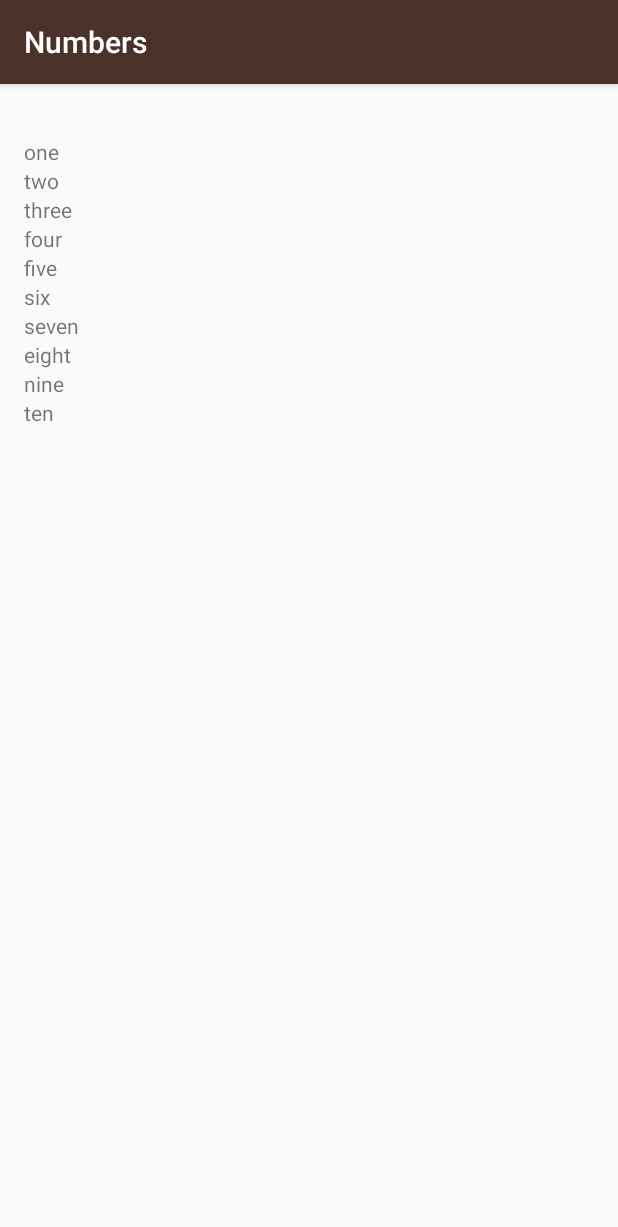
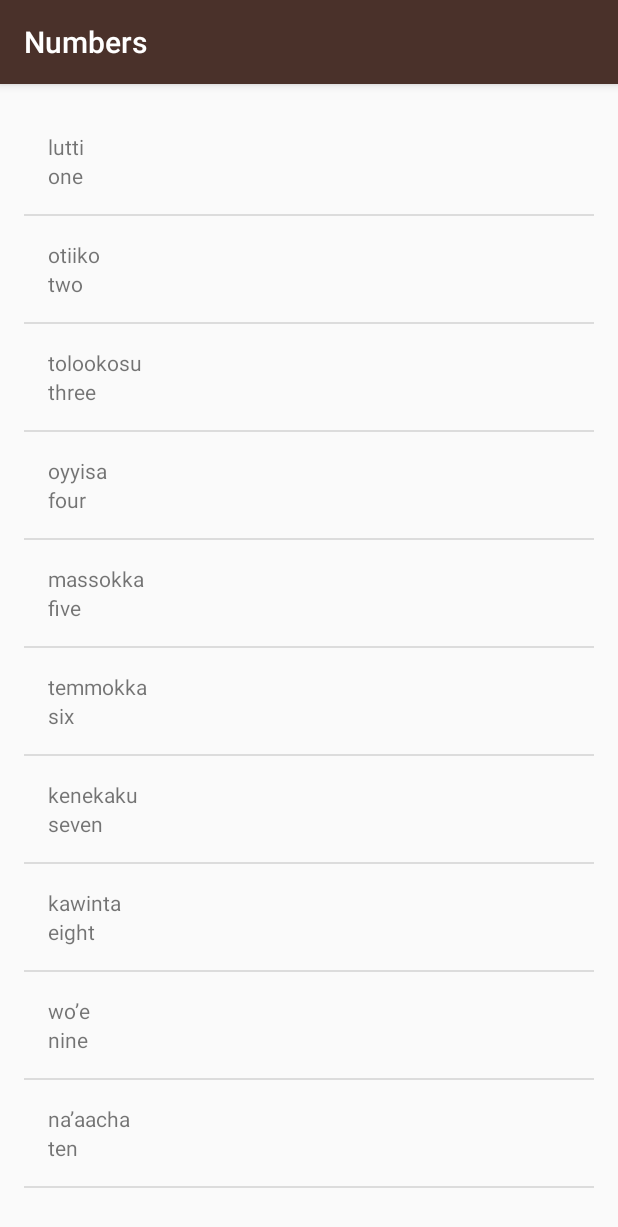
Before and after one commit to bibekthapa/MIWOK, an Android app: the NumbersActivity screen opened directly, with no data from a screen before it, on a phone screen of 412 x 824 dp. Shown: the top 1227 px of the screen. Run offline under Robolectric (Android 15) with nearby library versions, the phone set to English and light mode, and no system bars.

Commit message:
Made the Adapter and implemented for all the activities

```diff
--- a/app/src/main/java/com/example/android/miwok/NumbersActivity.java
+++ b/app/src/main/java/com/example/android/miwok/NumbersActivity.java
@@ -2,13 +2,11 @@ package com.example.android.miwok;
 
 import android.os.Bundle;
 import android.support.v7.app.AppCompatActivity;
-import android.widget.LinearLayout;
-import android.widget.TextView;
+import android.widget.ListView;
 
 import java.util.ArrayList;
-import java.util.List;
 
-class NumbersActivity extends AppCompatActivity {
+public class NumbersActivity extends AppCompatActivity {
     int i;
 //Adding the Array List member was not working over here. add() method was also not working over here
 
@@ -18,35 +16,27 @@ class NumbersActivity extends AppCompatActivity {
 
 
         super.onCreate(savedInstanceState);
-        setContentView(R.layout.activity_numbers);
+        setContentView(R.layout.word_list);
 
         //ArrayList implementation in the onCreate method
-        List<String> words = new ArrayList<String>();
 
-        words.add("one");
-        words.add("two");
-        words.add("three");
-        words.add("four");
-        words.add("five");
-        words.add("six");
-        words.add("seven");
-        words.add("eight");
-        words.add("nine");
-        words.add("ten");
+        ArrayList<Word> words = new ArrayList<Word>();
+        words.add(new Word("one", "lutti"));
+        words.add(new Word("two", "otiiko"));
+        words.add(new Word("three", "tolookosu"));
+        words.add(new Word("four", "oyyisa"));
+        words.add(new Word("five", "massokka"));
+        words.add(new Word("six", "temmokka"));
+        words.add(new Word("seven", "kenekaku"));
+        words.add(new Word("eight", "kawinta"));
+        words.add(new Word("nine", "wo’e"));
+        words.add(new Word("ten", "na’aacha"));
 
-        TextView textView=(TextView)findViewById(R.id.tv1);
+      WordAdapter adapter=new WordAdapter(this,words);
+        ListView listView=(ListView)findViewById(R.id.list);
+        listView.setAdapter(adapter);
 
-        int i=0;
-        LinearLayout rootview = (LinearLayout) findViewById(R.id.rootView);
 
-        while(i<words.size())
-        {
-            TextView tv=new TextView(this);
-            tv.setText(words.get(i));
-            rootview.addView(tv);
-            i++;
-
-        }
 
 
     }
--- /dev/null
+++ b/app/src/main/java/com/example/android/miwok/Word.java
@@ -0,0 +1,41 @@
+package com.example.android.miwok;
+
+/**
+ * {@link Word} represents a vocabulary word that the user wants to learn.
+ * It contains a default translation and a Miwok translation for that word.
+ */
+public class Word {
+
+    /** Default translation for the word */
+    private String mDefaultTranslation;
+
+    /** Miwok translation for the word */
+    private String mMiwokTranslation;
+
+    /**
+     * Create a new Word object.
+     *
+     * @param defaultTranslation is the word in a language that the user is already familiar with
+     *                           (such as English)
+     * @param miwokTranslation is the word in the Miwok language
+     */
+    public Word(String defaultTranslation, String miwokTranslation) {
+        mDefaultTranslation = defaultTranslation;
+        mMiwokTranslation = miwokTranslation;
+    }
+
+    /**
+     * Get the default translation of the word.
+     */
+    public String getDefaultTranslation() {
+        return mDefaultTranslation;
+    }
+
+    /**
+     * Get the Miwok translation of the word.
+     */
+    public String getMiwokTranslation() {
+        return mMiwokTranslation;
+    }
+
+}
--- /dev/null
+++ b/app/src/main/java/com/example/android/miwok/WordAdapter.java
@@ -0,0 +1,42 @@
+package com.example.android.miwok;
+
+import android.view.LayoutInflater;
+import android.view.View;
+import android.view.ViewGroup;
+import android.widget.ArrayAdapter;
+import android.widget.TextView;
+
+import java.util.ArrayList;
+
+/**
+ * Created by HOME on 9/17/2016.
+ */
+public class WordAdapter extends ArrayAdapter<Word>{
+
+
+    public WordAdapter(NumbersActivity numbersActivity, ArrayList<Word> words) {
+        super(numbersActivity,0,words); //0 in middle because the getView will work for us and we donot need resources from ArrayAdapter
+
+    }
+//convertView is known as recyclable view
+    @Override
+    public View getView(int position, View convertView, ViewGroup parent) {
+        Word currentword=getItem(position);
+        View listItemView=convertView;
+
+        if(listItemView==null)
+        {
+                listItemView= LayoutInflater.from(getContext()).inflate(R.layout.list_item,parent,false);
+
+
+        }
+
+
+        TextView defaultTextView=(TextView)listItemView.findViewById(R.id.default_text_view);
+        defaultTextView.setText(currentword.getDefaultTranslation());
+
+        TextView miwokTextView=(TextView)listItemView.findViewById(R.id.miwok_text_view);
+        miwokTextView.setText(currentword.getMiwokTranslation());
+        return listItemView;
+    }
+}
--- /dev/null
+++ b/app/src/main/res/layout/list_item.xml
@@ -0,0 +1,27 @@
+<?xml version="1.0" encoding="utf-8"?>
+<LinearLayout xmlns:android="http://schemas.android.com/apk/res/android"
+    xmlns:tools="http://schemas.android.com/tools"
+
+    android:orientation="vertical" android:layout_width="match_parent"
+    android:layout_height="match_parent"
+    android:padding="16dp">
+    <!--Adding tool namespace allows us to create dynamically the text -->
+
+
+    <TextView
+        android:id="@+id/miwok_text_view"
+        android:layout_width="match_parent"
+        android:layout_height="wrap_content"
+        tools:text="lutti"
+        />
+
+    <!--Adding tools:text="lutti" allows us not to hardcode.It will only be seen during design-->
+    <!--During runtime it will not appear in the device, Dynamic creation-->
+    <TextView
+        android:id="@+id/default_text_view"
+        android:layout_width="match_parent"
+        android:layout_height="wrap_content"
+      tools:text="one"
+        />
+
+</LinearLayout>
--- a/app/src/main/res/layout/activity_numbers.xml
+++ b/app/src/main/res/layout/word_list.xml
@@ -1,18 +1,12 @@
 <?xml version="1.0" encoding="utf-8"?>
-<LinearLayout xmlns:android="http://schemas.android.com/apk/res/android"
+<ListView xmlns:android="http://schemas.android.com/apk/res/android"
     xmlns:tools="http://schemas.android.com/tools"
+    android:id="@+id/list"
+    android:orientation="vertical"
     android:layout_width="match_parent"
     android:layout_height="match_parent"
     android:paddingBottom="@dimen/activity_vertical_margin"
     android:paddingLeft="@dimen/activity_horizontal_margin"
     android:paddingRight="@dimen/activity_horizontal_margin"
     android:paddingTop="@dimen/activity_vertical_margin"
-    tools:context="com.example.android.miwok.NumbersActivity"
-    android:orientation="vertical"
-    android:id="@+id/rootView">
-    <TextView
-        android:id="@+id/tv1"
-        android:layout_width="wrap_content"
-        android:layout_height="wrap_content" />
-
-</LinearLayout>
+    tools:context="com.example.android.miwok.NumbersActivity"/>
```
Also changed, not shown: app/src/main/java/com/example/android/miwok/ColorsActivity.java (+21 -2 lines), app/src/main/java/com/example/android/miwok/FamilyActivity.java (+21 -1 lines), app/src/main/java/com/example/android/miwok/PhrasesActivity.java (+26 -1 lines), app/src/main/java/com/example/android/miwok/WordAdapterColors.java (added, +45 -0 lines), app/src/main/java/com/example/android/miwok/WordAdapterFamily.java (added, +36 -0 lines), app/src/main/java/com/example/android/miwok/WordAdapterPhrases.java (added, +37 -0 lines).
